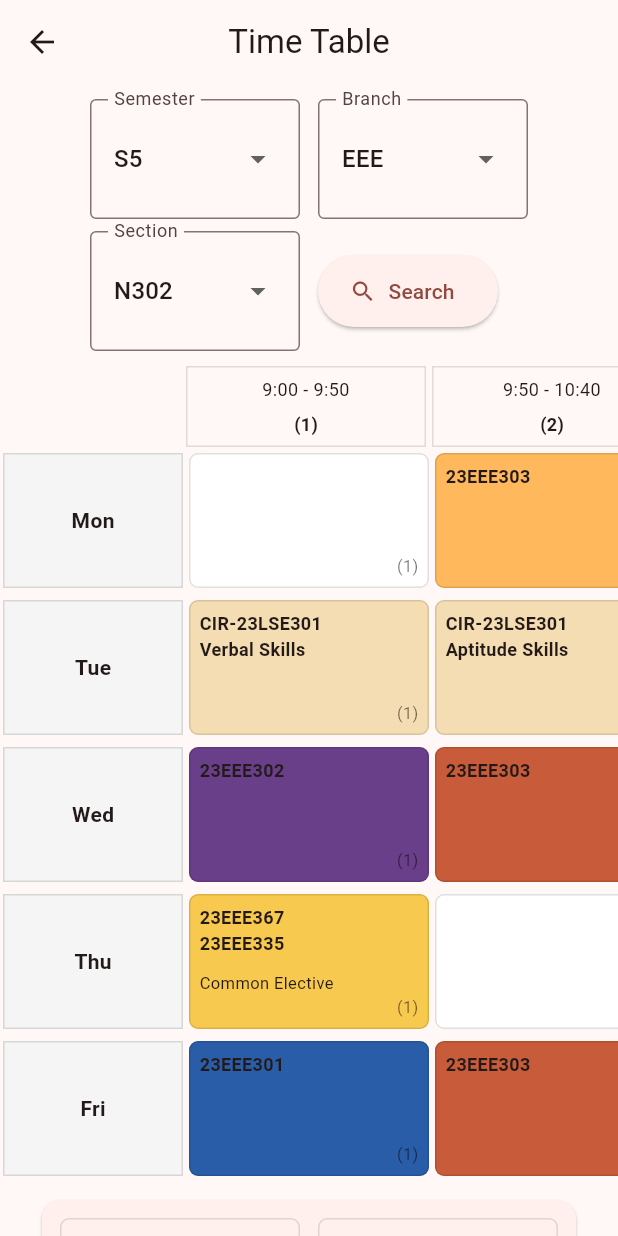
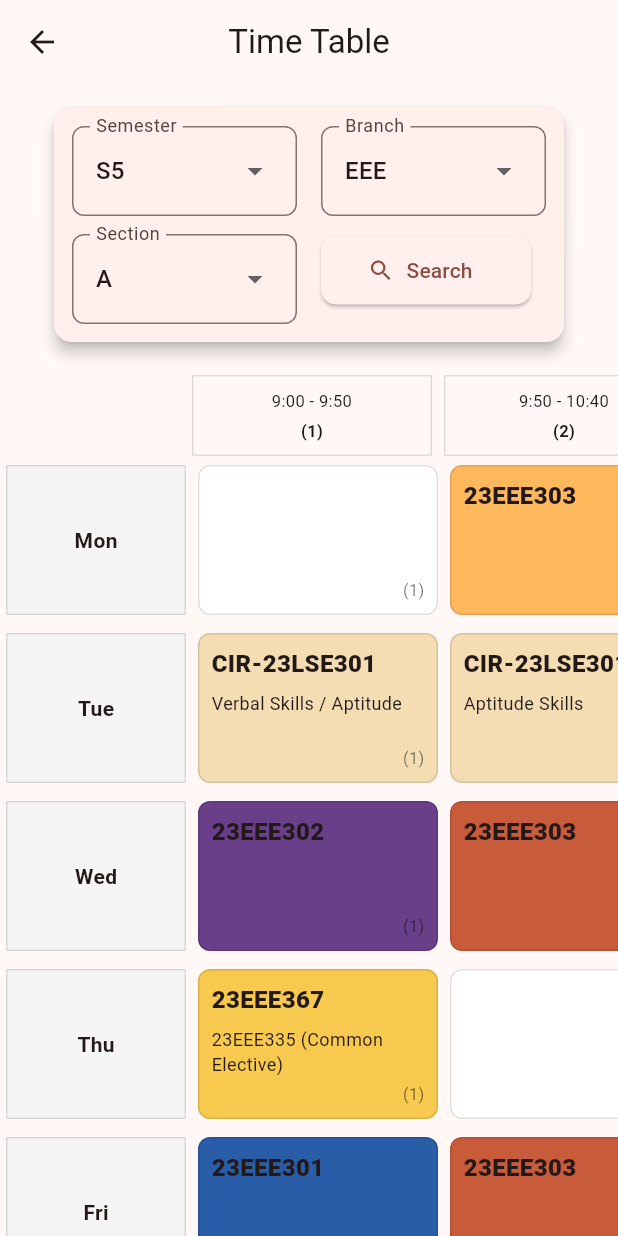
Before and after one commit to saisamay/Real-Time-Campus-Companion, a Flutter app: the TimetablePage screen opened directly, on a phone screen of 412 x 824 dp. Run offline on Flutter 3.47's test engine with Material 3 defaults, Android fonts, the phone set to English and light mode, and no system bars; our stand-ins replace carousel_slider, flutter_secure_storage; accounts and stored records are empty.

Commit message:
added timetable page completed little changes

```diff
--- a/lib/timetable_page.dart
+++ b/lib/timetable_page.dart
@@ -1,3 +1,4 @@
+// lib/timetable_page.dart
 import 'package:flutter/material.dart';
 
 class TimetablePage extends StatefulWidget {
@@ -11,11 +12,11 @@ class _TimetablePageState extends State<TimetablePage> {
   // UI selectors
   String selectedSemester = 'S5';
   String selectedBranch = 'EEE';
-  String selectedSection = 'N302';
+  String selectedSection = 'A';
 
   final List<String> semesters = ['S3', 'S4', 'S5', 'S6'];
   final List<String> branches = ['CSE', 'EEE', 'MECH', 'CIVIL'];
-  final List<String> sections = ['N301', 'N302', 'N303', 'N304'];
+  final List<String> sections = ['A', 'B', 'C', 'D'];
 
   // Define the time slots (slot number + start-end)
   final List<Map<String, String>> slots = [
@@ -31,8 +32,6 @@ class _TimetablePageState extends State<TimetablePage> {
   ];
 
   // Example timetable data: Map<day, List<cell>>
-  // Each cell: {title, subtitle (optional), color}
-  // For real app, fetch from backend depending on semester/branch/section
   Map<String, List<Map<String, String>>> timetableData = {
     'Mon': [
       {'title': '', 'subtitle': '', 'color': '#FFFFFFFF'},
@@ -46,12 +45,12 @@ class _TimetablePageState extends State<TimetablePage> {
       {'title': '', 'subtitle': '', 'color': '#FFFFFFFF'},
     ],
     'Tue': [
-      {'title': 'CIR-23LSE301\nVerbal Skills', 'subtitle': '', 'color': '#F4DDB3'},
-      {'title': 'CIR-23LSE301\nAptitude Skills', 'subtitle': '', 'color': '#F4DDB3'},
-      {'title': 'Counselling Hour', 'subtitle': '', 'color': '#FF5C5C'},
-      {'title': '23EEE351\n23EEE369', 'subtitle': '23ELC366', 'color': '#8BD9FF'},
+      {'title': 'CIR-23LSE301', 'subtitle': 'Verbal Skills / Aptitude', 'color': '#F4DDB3'},
+      {'title': 'CIR-23LSE301', 'subtitle': 'Aptitude Skills', 'color': '#F4DDB3'},
+      {'title': 'Counselling', 'subtitle': 'Counselling Hour', 'color': '#FF5C5C'},
+      {'title': '23EEE351', 'subtitle': '23EEE369 / 23ELC366', 'color': '#8BD9FF'},
       {'title': 'Lunch Break', 'subtitle': '', 'color': '#FFFFFFFF'},
-      {'title': '23EEE367\n23EEE335', 'subtitle': 'Common Elective', 'color': '#F7C94E'},
+      {'title': '23EEE367', 'subtitle': 'Common Elective', 'color': '#F7C94E'},
       {'title': '', 'subtitle': '', 'color': '#FFFFFFFF'},
       {'title': '23EEE381', 'subtitle': '23EEE382', 'color': '#FFF799'},
       {'title': '', 'subtitle': '', 'color': '#FFFFFFFF'},
@@ -68,14 +67,14 @@ class _TimetablePageState extends State<TimetablePage> {
       {'title': 'Tutorial 2', 'subtitle': '', 'color': '#2CB36A'},
     ],
     'Thu': [
-      {'title': '23EEE367\n23EEE335', 'subtitle': 'Common Elective', 'color': '#F7C94E'},
+      {'title': '23EEE367', 'subtitle': '23EEE335 (Common Elective)', 'color': '#F7C94E'},
       {'title': '', 'subtitle': '', 'color': '#FFFFFFFF'},
-      {'title': '23EEE381\n23EEE382', 'subtitle': '', 'color': '#FFF799'},
+      {'title': '23EEE381', 'subtitle': '23EEE382', 'color': '#FFF799'},
       {'title': 'Lunch Break', 'subtitle': '', 'color': '#FFFFFFFF'},
       {'title': '', 'subtitle': '', 'color': '#FFFFFFFF'},
       {'title': '23EEE351', 'subtitle': '23EEE369', 'color': '#8BD9FF'},
-      {'title': 'CIR-23LSE301\nSoft Skills', 'subtitle': 'N112C', 'color': '#F4DDB3'},
-      {'title': 'CIR-23LSE301\nCode HR', 'subtitle': 'A202', 'color': '#F4DDB3'},
+      {'title': 'CIR-23LSE301', 'subtitle': 'Soft Skills', 'color': '#F4DDB3'},
+      {'title': 'CIR-23LSE301', 'subtitle': 'Code HR', 'color': '#F4DDB3'},
       {'title': '', 'subtitle': '', 'color': '#FFFFFFFF'},
     ],
     'Fri': [
@@ -85,32 +84,26 @@ class _TimetablePageState extends State<TimetablePage> {
       {'title': '23EEE301', 'subtitle': '', 'color': '#2A5DA8'},
       {'title': 'Lunch Break', 'subtitle': '', 'color': '#FFFFFFFF'},
       {'title': '23EEE335', 'subtitle': 'Common Elective', 'color': '#F7C94E'},
-      {'title': '23EEE351', 'subtitle': '23EEE369\n23ELC366', 'color': '#8BD9FF'},
+      {'title': '23EEE351', 'subtitle': '23EEE369 / 23ELC366', 'color': '#8BD9FF'},
       {'title': 'Tutorial 3', 'subtitle': '', 'color': '#2CB36A'},
       {'title': '', 'subtitle': '', 'color': '#FFFFFFFF'},
     ],
   };
 
-  // Helper to convert color hex string to Color
   Color hexToColor(String hex) {
     String cleaned = hex.replaceAll('#', '');
     if (cleaned.length == 6) cleaned = 'FF$cleaned';
     return Color(int.parse(cleaned, radix: 16));
   }
 
-  // When you change selectors, you may fetch fresh data from backend
   void _onSearch() {
-    // For this sample, we don't fetch from backend.
-    // Replace this method to call your API using selectedSemester/Branch/Section.
+    // Replace with backend fetch if required.
     ScaffoldMessenger.of(context).showSnackBar(
       SnackBar(content: Text('Searching: $selectedSemester / $selectedBranch / $selectedSection')),
     );
-    setState(() {
-      // In a real app you would update timetableData from API response here.
-    });
+    setState(() {});
   }
 
-  // Show bottom sheet with details of the cell
   void _showCellDetails(String day, int slotIndex, Map<String, String> cell) {
     showModalBottomSheet(
       context: context,
@@ -143,66 +136,131 @@ class _TimetablePageState extends State<TimetablePage> {
     );
   }
 
-  // Build table header for slots
-  Widget _buildSlotHeader() {
-    return Row(
+  // Attractive controls card
+  Widget _buildControls() {
+    return Padding(
+      padding: const EdgeInsets.symmetric(horizontal: 12, vertical: 12),
+      child: Card(
+        elevation: 4,
+        shape: RoundedRectangleBorder(borderRadius: BorderRadius.circular(12)),
+        child: Padding(
+          padding: const EdgeInsets.all(12.0),
+          child: Wrap(
+            spacing: 16,
+            runSpacing: 12,
+            alignment: WrapAlignment.start,
             children: [
-        const SizedBox(width: 120), // day label placeholder
-        // scrollable slot headers
-        Expanded(
-          child: SingleChildScrollView(
-            scrollDirection: Axis.horizontal,
-            child: Row(
-              children: slots.map((s) {
-                return Container(
-                  width: 160,
-                  padding: const EdgeInsets.all(6),
-                  margin: const EdgeInsets.symmetric(horizontal: 2),
-                  decoration: BoxDecoration(border: Border.all(color: Colors.black12)),
-                  child: Column(
-                    children: [
-                      Text(s['time']!, textAlign: TextAlign.center, style: const TextStyle(fontSize: 12)),
-                      const SizedBox(height: 6),
-                      Text('(${s['no']})', style: const TextStyle(fontSize: 12, fontWeight: FontWeight.w600)),
-                    ],
+              // Semester
+              SizedBox(
+                width: 150,
+                child: InputDecorator(
+                  decoration: InputDecoration(
+                    label: const Text('Semester'),
+                    border: OutlineInputBorder(borderRadius: BorderRadius.circular(8)),
+                    contentPadding: const EdgeInsets.symmetric(horizontal: 12, vertical: 6),
                   ),
-                );
-              }).toList(),
+                  child: DropdownButtonHideUnderline(
+                    child: DropdownButton<String>(
+                      isExpanded: true,
+                      value: selectedSemester,
+                      items: semesters.map((s) => DropdownMenuItem(value: s, child: Text(s))).toList(),
+                      onChanged: (v) => setState(() {
+                        if (v != null) selectedSemester = v;
+                      }),
                     ),
                   ),
                 ),
+              ),
+
+              // Branch
+              SizedBox(
+                width: 150,
+                child: InputDecorator(
+                  decoration: InputDecoration(
+                    label: const Text('Branch'),
+                    border: OutlineInputBorder(borderRadius: BorderRadius.circular(8)),
+                    contentPadding: const EdgeInsets.symmetric(horizontal: 12, vertical: 6),
+                  ),
+                  child: DropdownButtonHideUnderline(
+                    child: DropdownButton<String>(
+                      isExpanded: true,
+                      value: selectedBranch,
+                      items: branches.map((b) => DropdownMenuItem(value: b, child: Text(b))).toList(),
+                      onChanged: (v) => setState(() {
+                        if (v != null) selectedBranch = v;
+                      }),
+                    ),
+                  ),
+                ),
+              ),
+
+              // Section
+              SizedBox(
+                width: 150,
+                child: InputDecorator(
+                  decoration: InputDecoration(
+                    label: const Text('Section'),
+                    border: OutlineInputBorder(borderRadius: BorderRadius.circular(8)),
+                    contentPadding: const EdgeInsets.symmetric(horizontal: 12, vertical: 6),
+                  ),
+                  child: DropdownButtonHideUnderline(
+                    child: DropdownButton<String>(
+                      isExpanded: true,
+                      value: selectedSection,
+                      items: sections.map((b) => DropdownMenuItem(value: b, child: Text(b))).toList(),
+                      onChanged: (v) => setState(() {
+                        if (v != null) selectedSection = v;
+                      }),
+                    ),
+                  ),
+                ),
+              ),
+
+              ElevatedButton.icon(
+                onPressed: _onSearch,
+                icon: const Icon(Icons.search),
+                label: const Text('Search'),
+                style: ElevatedButton.styleFrom(
+                  minimumSize: const Size(140, 46),
+                  shape: RoundedRectangleBorder(borderRadius: BorderRadius.circular(10)),
+                ),
+              ),
             ],
+          ),
+        ),
+      ),
     );
   }
 
   // Build the whole timetable as a scrollable table-like widget
   Widget _buildTimetable() {
-    // Days order
     final days = ['Mon', 'Tue', 'Wed', 'Thu', 'Fri'];
+
     return SingleChildScrollView(
       scrollDirection: Axis.horizontal,
       child: Column(
         children: [
-          // header row for slot times and numbers
+          // header row for slot times and numbers (compact)
           Row(
             crossAxisAlignment: CrossAxisAlignment.start,
             children: [
               Container(width: 120), // empty cell for top-left
               ...slots.map((s) => Container(
                 width: 160,
-                    padding: const EdgeInsets.all(6),
-                    margin: const EdgeInsets.symmetric(horizontal: 2),
+                padding: const EdgeInsets.symmetric(vertical: 8, horizontal: 6),
+                margin: const EdgeInsets.symmetric(horizontal: 4),
                 decoration: BoxDecoration(border: Border.all(color: Colors.black12)),
                 child: Column(
                   children: [
-                        Text(s['time']!, textAlign: TextAlign.center, style: const TextStyle(fontSize: 12)),
-                        const SizedBox(height: 6),
-                        Text('(${s['no']})', style: const TextStyle(fontSize: 12, fontWeight: FontWeight.w600)),
+                    Text(s['time']!, textAlign: TextAlign.center, style: const TextStyle(fontSize: 11)),
+                    const SizedBox(height: 4),
+                    Text('(${s['no']})', style: const TextStyle(fontSize: 11, fontWeight: FontWeight.w600)),
                   ],
                 ),
               )),
             ],
           ),
+
           // rows for each day
           ...days.map((day) {
             final cells = timetableData[day]!;
@@ -212,8 +270,8 @@ class _TimetablePageState extends State<TimetablePage> {
                 // day label
                 Container(
                   width: 120,
-                  height: 90,
-                  margin: const EdgeInsets.symmetric(vertical: 4, horizontal: 2),
+                  height: 100,
+                  margin: const EdgeInsets.symmetric(vertical: 6, horizontal: 4),
                   alignment: Alignment.center,
                   decoration: BoxDecoration(color: Colors.grey[100], border: Border.all(color: Colors.black12)),
                   child: Text(day, style: const TextStyle(fontWeight: FontWeight.bold)),
@@ -228,20 +286,34 @@ class _TimetablePageState extends State<TimetablePage> {
                     onTap: () => _showCellDetails(day, index, cell),
                     child: Container(
                       width: 160,
-                      height: 90,
-                      margin: const EdgeInsets.symmetric(vertical: 4, horizontal: 2),
-                      padding: const EdgeInsets.all(6),
+                      height: 100,
+                      margin: const EdgeInsets.symmetric(vertical: 6, horizontal: 4),
+                      padding: const EdgeInsets.all(8),
                       decoration: BoxDecoration(
                         color: bg,
                         border: Border.all(color: Colors.black12),
-                        borderRadius: BorderRadius.circular(6),
+                        borderRadius: BorderRadius.circular(8),
                       ),
                       child: Column(
                         crossAxisAlignment: CrossAxisAlignment.start,
                         children: [
-                          Text(title, style: const TextStyle(fontWeight: FontWeight.bold, fontSize: 12), maxLines: 3, overflow: TextOverflow.ellipsis),
-                          const Spacer(),
-                          if (subtitle.isNotEmpty) Text(subtitle, style: const TextStyle(fontSize: 11)),
+                          // title (bigger, fits ~10 big chars)
+                          Text(
+                            title,
+                            style: const TextStyle(fontWeight: FontWeight.w800, fontSize: 16),
+                            maxLines: 1,
+                            overflow: TextOverflow.ellipsis,
+                          ),
+                          const SizedBox(height: 6),
+                          // subtitle (20-30 chars, allow up to 3 lines)
+                          Expanded(
+                            child: Text(
+                              subtitle,
+                              style: const TextStyle(fontSize: 12),
+                              maxLines: 3,
+                              overflow: TextOverflow.ellipsis,
+                            ),
+                          ),
                           Align(
                             alignment: Alignment.bottomRight,
                             child: Text('(${slots[index]['no']})', style: const TextStyle(fontSize: 11, color: Colors.black54)),
@@ -259,111 +331,6 @@ class _TimetablePageState extends State<TimetablePage> {
     );
   }
 
-  // Build the control row (semester/branch/section + search)
-  Widget _buildControls() {
-    return Padding(
-      padding: const EdgeInsets.symmetric(vertical: 10, horizontal: 12),
-      child: Wrap(
-        spacing: 12,
-        runSpacing: 8,
-        crossAxisAlignment: WrapCrossAlignment.center,
-        children: [
-          // Semester
-          SizedBox(
-            width: 140,
-            child: InputDecorator(
-              decoration: const InputDecoration(label: Text('Semester'), border: OutlineInputBorder()),
-              child: DropdownButtonHideUnderline(
-                child: DropdownButton<String>(
-                  isExpanded: true,
-                  value: selectedSemester,
-                  items: semesters.map((s) => DropdownMenuItem(value: s, child: Text(s))).toList(),
-                  onChanged: (v) => setState(() {
-                    if (v != null) selectedSemester = v;
-                  }),
-                ),
-              ),
-            ),
-          ),
-
-          // Branch
-          SizedBox(
-            width: 140,
-            child: InputDecorator(
-              decoration: const InputDecoration(label: Text('Branch'), border: OutlineInputBorder()),
-              child: DropdownButtonHideUnderline(
-                child: DropdownButton<String>(
-                  isExpanded: true,
-                  value: selectedBranch,
-                  items: branches.map((b) => DropdownMenuItem(value: b, child: Text(b))).toList(),
-                  onChanged: (v) => setState(() {
-                    if (v != null) selectedBranch = v;
-                  }),
-                ),
-              ),
-            ),
-          ),
-
-          // Section
-          SizedBox(
-            width: 140,
-            child: InputDecorator(
-              decoration: const InputDecoration(label: Text('Section'), border: OutlineInputBorder()),
-              child: DropdownButtonHideUnderline(
-                child: DropdownButton<String>(
-                  isExpanded: true,
-                  value: selectedSection,
-                  items: sections.map((b) => DropdownMenuItem(value: b, child: Text(b))).toList(),
-                  onChanged: (v) => setState(() {
-                    if (v != null) selectedSection = v;
-                  }),
-                ),
-              ),
-            ),
-          ),
-
-          ElevatedButton.icon(
-            onPressed: _onSearch,
-            icon: const Icon(Icons.search),
-            label: const Text('Search'),
-            style: ElevatedButton.styleFrom(minimumSize: const Size(120, 48)),
-          ),
-        ],
-      ),
-    );
-  }
-
-  // Build the legend/modal that shows slot numbers and times
-  Widget _buildSlotLegend() {
-    return Card(
-      margin: const EdgeInsets.symmetric(vertical: 12, horizontal: 12),
-      child: Padding(
-        padding: const EdgeInsets.all(12.0),
-        child: Wrap(
-          spacing: 12,
-          runSpacing: 8,
-          children: slots.map((s) {
-            return Container(
-              width: 160,
-              padding: const EdgeInsets.symmetric(vertical: 8, horizontal: 10),
-              decoration: BoxDecoration(
-                border: Border.all(color: Colors.black12),
-                borderRadius: BorderRadius.circular(6),
-              ),
-              child: Column(
-                children: [
-                  Text('Slot ${s['no']}', style: const TextStyle(fontWeight: FontWeight.bold)),
-                  const SizedBox(height: 6),
-                  Text(s['time']!, textAlign: TextAlign.center),
-                ],
-              ),
-            );
-          }).toList(),
-        ),
-      ),
-    );
-  }
-
   @override
   Widget build(BuildContext context) {
     return Scaffold(
@@ -374,12 +341,13 @@ class _TimetablePageState extends State<TimetablePage> {
       body: Column(
         children: [
           _buildControls(),
+          const SizedBox(height: 6),
           Expanded(
             child: SingleChildScrollView(
               child: Column(
                 children: [
                   _buildTimetable(),
-                  _buildSlotLegend(),
+                  const SizedBox(height: 24),
                 ],
               ),
             ),
```
Lines whose indentation alone changed are shown as unchanged.
